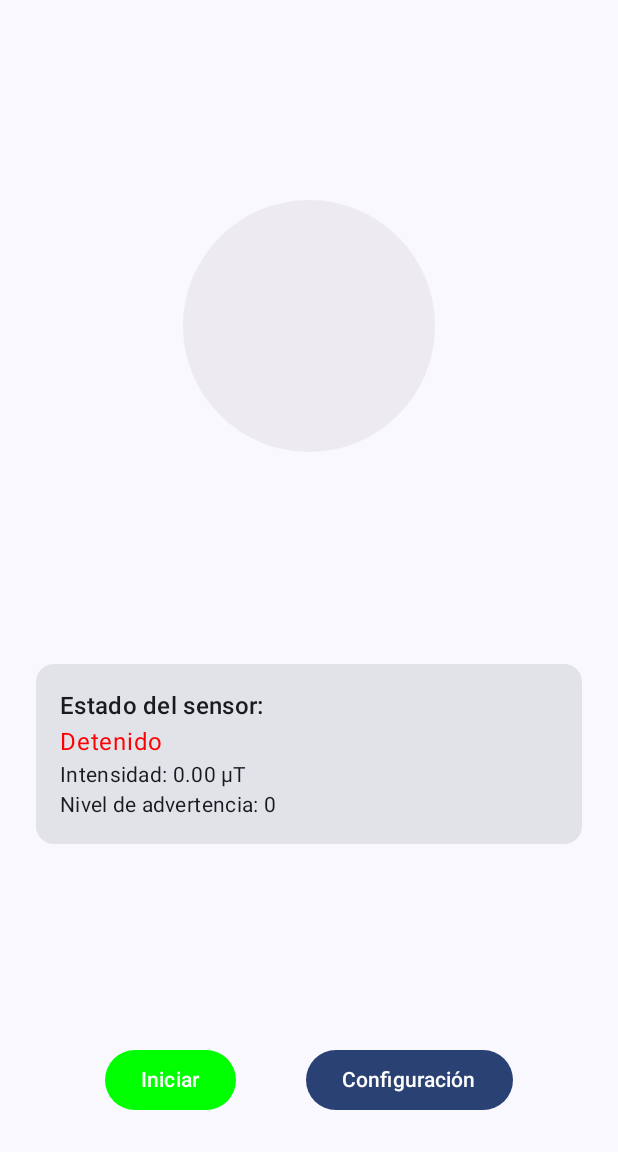
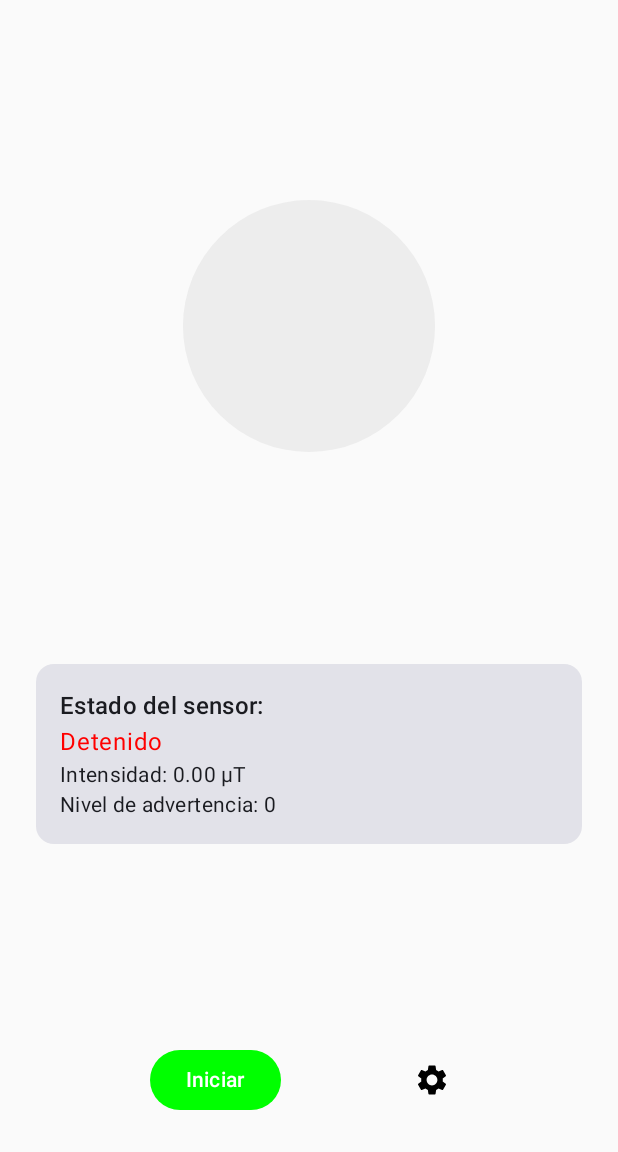
Before and after one commit to cam-mor/expoFisica-AURA, an Android app built with Jetpack Compose: the screen it shows after launch (MainActivity), on a phone screen of 412 x 824 dp, the part 84-1236 px from its top. Run offline under Robolectric (Android 15) with nearby library versions, the phone set to English and light mode, and no system bars.

Commit message:
Añadiendo funcionalidad al botón de configuración (No significa que sirva aún)

```diff
--- a/app/build.gradle.kts
+++ b/app/build.gradle.kts
@@ -63,6 +63,9 @@ dependencies {
     implementation("org.jetbrains.kotlinx:kotlinx-coroutines-android:1.7.3")
     implementation("androidx.work:work-runtime-ktx:2.9.0")
     implementation("com.google.accompanist:accompanist-permissions:0.32.0")
+    implementation("androidx.navigation:navigation-compose:2.7.5")
+    implementation("androidx.compose.material:material-icons-extended:1.5.4")
+
 
     testImplementation("junit:junit:4.13.2")
     androidTestImplementation("androidx.test.ext:junit:1.1.5")
--- a/app/src/main/java/com/roamoralesgonzalez/aura/MainActivity.kt
+++ b/app/src/main/java/com/roamoralesgonzalez/aura/MainActivity.kt
@@ -25,6 +25,11 @@ import com.roamoralesgonzalez.aura.service.SensorMonitoringService
 import com.roamoralesgonzalez.aura.services.FloatingBubbleService
 import kotlinx.coroutines.flow.MutableStateFlow
 import kotlinx.coroutines.flow.StateFlow
+import androidx.compose.material.icons.Icons
+import androidx.compose.material.icons.filled.Settings
+import androidx.compose.material3.Icon
+import androidx.compose.material3.IconButton
+import com.roamoralesgonzalez.aura.ui.screens.SettingsScreen
 
 class MainActivity : ComponentActivity() {
     private val _magneticStrength = MutableStateFlow(0f)
@@ -43,15 +48,10 @@ class MainActivity : ComponentActivity() {
         checkOverlayPermission()
         setContent {
             AURATheme {
-                Surface(
-                    modifier = Modifier.fillMaxSize(),
-                    color = MaterialTheme.colorScheme.background
-                ) {
-                    MainScreen(
-                        onStartMonitoring = { startMonitoring() },
-                        onStopMonitoring = { stopMonitoring() }
-                    )
-                }
+                MainContent(
+                    onStartMonitoring = { startMonitoring() },
+                    onStopMonitoring = { stopMonitoring() }
+                )
             }
         }
     }
@@ -85,10 +85,32 @@ class MainActivity : ComponentActivity() {
 }
 
 @Composable
+private fun MainContent(
+    onStartMonitoring: () -> Unit,
+    onStopMonitoring: () -> Unit
+) {
+    var currentScreen by remember { mutableStateOf("main") }
+
+    Box(modifier = Modifier.fillMaxSize()) {
+        when (currentScreen) {
+            "main" -> MainScreen(
+                onStartMonitoring = onStartMonitoring,
+                onStopMonitoring = onStopMonitoring,
+                onSettingsClick = { currentScreen = "settings" }
+            )
+            "settings" -> SettingsScreen(
+                onNavigateBack = { currentScreen = "main" }
+            )
+        }
+    }
+}
+
+@Composable
 fun MainScreen(
     modifier: Modifier = Modifier,
     onStartMonitoring: () -> Unit = {},
-    onStopMonitoring: () -> Unit = {}
+    onStopMonitoring: () -> Unit = {},
+    onSettingsClick: () -> Unit = {}
 ) {
     var isMonitoring by remember { mutableStateOf(false) }
     var magneticStrength by remember { mutableStateOf(0f) }
@@ -104,8 +126,8 @@ fun MainScreen(
     // Actualizar el nivel de advertencia basado en la intensidad
     LaunchedEffect(magneticStrength) {
         warningLevel = when {
-            magneticStrength > 500f -> 2  // Nivel peligroso
-            magneticStrength > 200f -> 1  // Nivel de precaución
+            magneticStrength > 200f -> 2  // Nivel peligroso
+            magneticStrength > 50f -> 1  // Nivel de precaución
             else -> 0                     // Nivel seguro
         }
     }
@@ -184,10 +206,11 @@ fun MainScreen(
                 Text(if (isMonitoring) "Detener" else "Iniciar")
             }
 
-            Button(
-                onClick = { /* Implementar configuración */ }
-            ) {
-                Text("Configuración")
+            IconButton(onClick = onSettingsClick) {
+                Icon(
+                    imageVector = Icons.Filled.Settings,
+                    contentDescription = "Configuración"
+                )
             }
         }
     }
```
